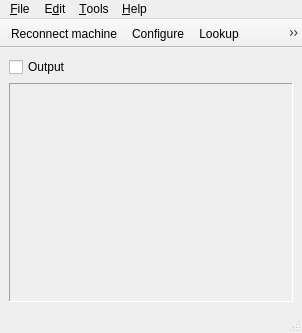
Before: the Qt Designer form plover/gui_qt/main_window.ui in morinted/plover, drawn with Qt 5.
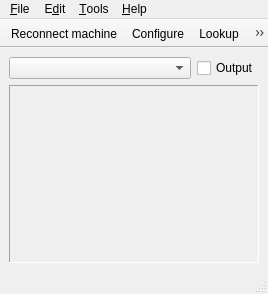
After: the same form once the commit is applied. Icons and pictures are not drawn.

Commit message: gui_qt: add machine selection to main window

The edit to the form file:
```diff
--- a/plover/gui_qt/main_window.ui
+++ b/plover/gui_qt/main_window.ui
@@ -9,8 +9,8 @@
    <rect>
     <x>0</x>
     <y>0</y>
-    <width>302</width>
-    <height>333</height>
+    <width>268</width>
+    <height>294</height>
    </rect>
   </property>
   <property name="minimumSize">
@@ -39,10 +39,18 @@
      <height>0</height>
     </size>
    </property>
-   <layout class="QVBoxLayout" name="verticalLayout">
-    <item>
-     <layout class="QVBoxLayout" name="verticalLayout_2">
-      <item>
+   <layout class="QGridLayout" name="gridLayout">
+    <item row="0" column="0">
+     <widget class="QComboBox" name="machine">
+      <property name="sizePolicy">
+       <sizepolicy hsizetype="Expanding" vsizetype="Fixed">
+        <horstretch>0</horstretch>
+        <verstretch>0</verstretch>
+       </sizepolicy>
+      </property>
+     </widget>
+    </item>
+    <item row="0" column="1">
        <widget class="QCheckBox" name="output">
         <property name="sizePolicy">
          <sizepolicy hsizetype="Minimum" vsizetype="Fixed">
@@ -58,7 +66,7 @@
         </property>
        </widget>
       </item>
-      <item>
+    <item row="1" column="0" colspan="2">
        <widget class="QScrollArea" name="scroll_area">
         <property name="frameShape">
          <enum>QFrame::Panel</enum>
@@ -71,14 +79,12 @@
           <rect>
            <x>0</x>
            <y>0</y>
-           <width>482</width>
-           <height>210</height>
+         <width>248</width>
+         <height>176</height>
           </rect>
          </property>
         </widget>
        </widget>
-      </item>
-     </layout>
     </item>
    </layout>
   </widget>
@@ -87,8 +93,8 @@
     <rect>
      <x>0</x>
      <y>0</y>
-     <width>502</width>
-     <height>25</height>
+     <width>268</width>
+     <height>19</height>
     </rect>
    </property>
    <widget class="QMenu" name="menu_File">
```
Left out of the diff: 17 changed lines with no effect on the pictures. Lines whose indentation alone changed are shown as unchanged. The commit also changes 1 other file.
